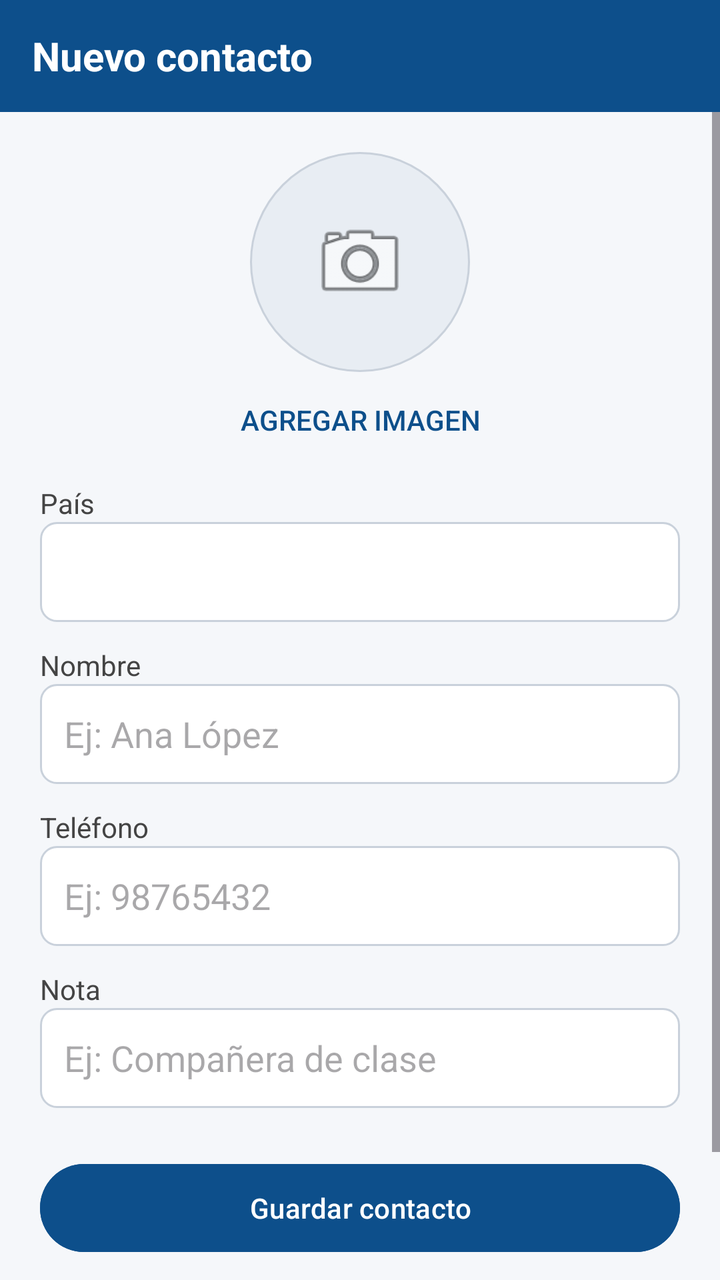
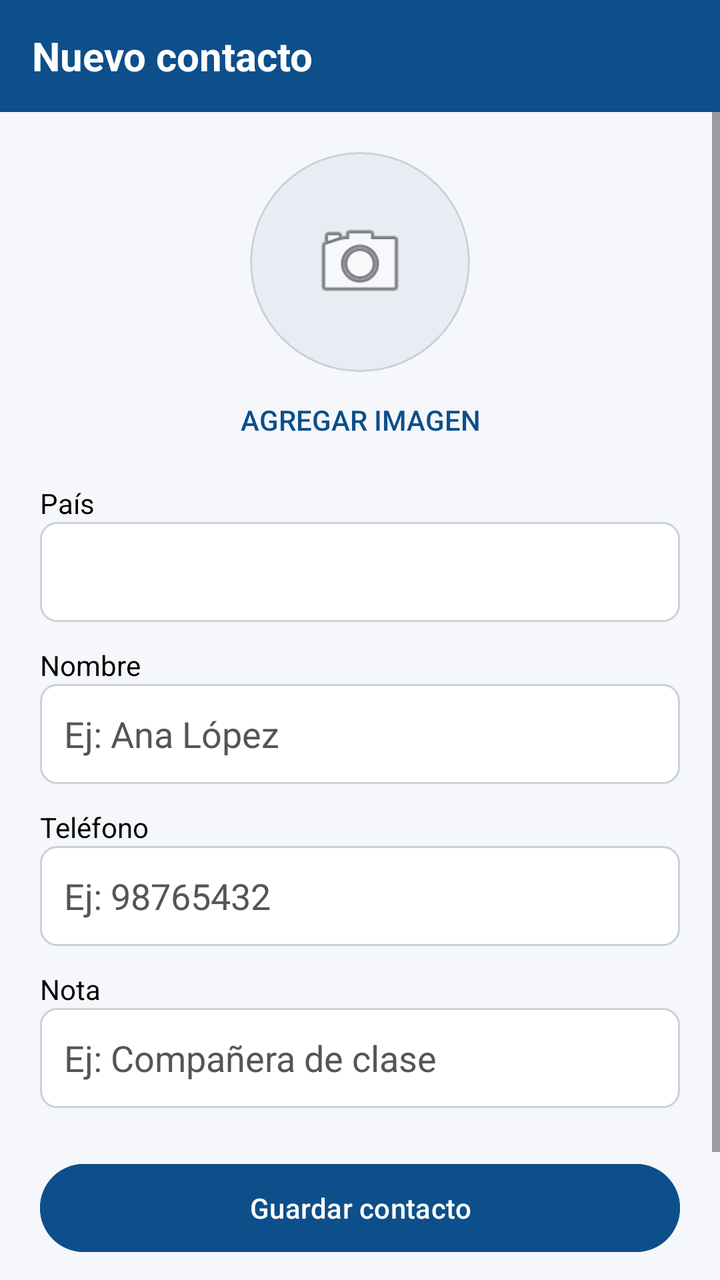

Compare the two renders of this Android layout. The source of the first and the diff that turns it into the second are given below.
<!-- AndroidManifest.xml: application theme Theme.GestionContactos -->
<!-- res/layout/activity_main.xml -->
<?xml version="1.0" encoding="utf-8"?>
<LinearLayout xmlns:android="http://schemas.android.com/apk/res/android"
    android:layout_width="match_parent"
    android:layout_height="match_parent"
    android:orientation="vertical"
    android:background="#F5F7FA">

    <TextView
        android:layout_width="match_parent"
        android:layout_height="56dp"
        android:background="#0D4F8B"
        android:gravity="center_vertical"
        android:paddingStart="16dp"
        android:text="Nuevo contacto"
        android:textColor="#FFFFFF"
        android:textSize="20sp"
        android:textStyle="bold" />

    <ScrollView
        android:layout_width="match_parent"
        android:layout_height="match_parent">

        <LinearLayout
            android:layout_width="match_parent"
            android:layout_height="wrap_content"
            android:orientation="vertical"
            android:padding="20dp">

            <ImageView
                android:id="@+id/imgContacto"
                android:layout_width="110dp"
                android:layout_height="110dp"
                android:layout_gravity="center_horizontal"
                android:background="@drawable/bg_circulo"
                android:padding="30dp"
                android:scaleType="centerCrop"
                android:src="@android:drawable/ic_menu_camera" />

            <Button
                android:id="@+id/btnImagen"
                style="?android:attr/borderlessButtonStyle"
                android:layout_width="wrap_content"
                android:layout_height="wrap_content"
                android:layout_gravity="center_horizontal"
                android:text="Agregar imagen"
                android:textColor="#0D4F8B" />

            <TextView
                android:layout_width="wrap_content"
                android:layout_height="wrap_content"
                android:layout_marginTop="8dp"
                android:text="País"
                android:textColor="#444444" />

            <Spinner
                android:id="@+id/spPais"
                android:layout_width="match_parent"
                android:layout_height="50dp"
                android:background="@drawable/bg_campo" />

            <TextView
                android:layout_width="wrap_content"
                android:layout_height="wrap_content"
                android:layout_marginTop="12dp"
                android:text="Nombre"
                android:textColor="#444444" />

            <EditText
                android:id="@+id/etNombre"
                android:layout_width="match_parent"
                android:layout_height="50dp"
                android:background="@drawable/bg_campo"
                android:hint="Ej: Ana López"
                android:inputType="textPersonName"
                android:paddingHorizontal="12dp" />

            <TextView
                android:layout_width="wrap_content"
                android:layout_height="wrap_content"
                android:layout_marginTop="12dp"
                android:text="Teléfono"
                android:textColor="#444444" />

            <EditText
                android:id="@+id/etTelefono"
                android:layout_width="match_parent"
                android:layout_height="50dp"
                android:background="@drawable/bg_campo"
                android:hint="Ej: 98765432"
                android:inputType="phone"
                android:paddingHorizontal="12dp" />

            <TextView
                android:layout_width="wrap_content"
                android:layout_height="wrap_content"
                android:layout_marginTop="12dp"
                android:text="Nota"
                android:textColor="#444444" />

            <EditText
                android:id="@+id/etNota"
                android:layout_width="match_parent"
                android:layout_height="50dp"
                android:background="@drawable/bg_campo"
                android:hint="Ej: Compañera de clase"
                android:inputType="text"
                android:paddingHorizontal="12dp" />

            <Button
                android:id="@+id/btnGuardar"
                android:layout_width="match_parent"
                android:layout_height="52dp"
                android:layout_marginTop="24dp"
                android:backgroundTint="#0D4F8B"
                android:text="Guardar contacto"
                android:textColor="#FFFFFF" />

            <Button
                android:id="@+id/btnVer"
                android:layout_width="match_parent"
                android:layout_height="52dp"
                android:layout_marginTop="10dp"
                android:backgroundTint="#FFFFFF"
                android:text="Ver contactos"
                android:textColor="#0D4F8B" />

        </LinearLayout>
    </ScrollView>
</LinearLayout>
<!-- resources referenced by this layout -->
<resources>
  <!-- drawable bg_campo (drawable) -->
  <?xml version="1.0" encoding="utf-8"?>
  <shape xmlns:android="http://schemas.android.com/apk/res/android"
      android:shape="rectangle">
      <solid android:color="#FFFFFF" />
      <stroke android:width="1dp" android:color="#C9D1DB" />
      <corners android:radius="8dp" />
  </shape>
  <!-- drawable bg_circulo (drawable) -->
  <?xml version="1.0" encoding="utf-8"?>
  <shape xmlns:android="http://schemas.android.com/apk/res/android"
      android:shape="oval">
      <solid android:color="#E8EDF3" />
      <stroke android:width="1dp" android:color="#C9D1DB" />
  </shape>
  <style name="Theme.GestionContactos" parent="Base.Theme.GestionContactos" />
  <style name="Base.Theme.GestionContactos" parent="Theme.Material3.DayNight.NoActionBar">
          
          
      </style>
</resources>

<!-- the commit's change to res/layout/activity_main.xml (unified diff, before → after) -->
@@ -32,9 +32,12 @@
                 android:layout_height="110dp"
                 android:layout_gravity="center_horizontal"
                 android:background="@drawable/bg_circulo"
+                android:clipToOutline="true"
                 android:padding="30dp"
                 android:scaleType="centerCrop"
-                android:src="@android:drawable/ic_menu_camera" />
+                android:src="@android:drawable/ic_menu_camera"
+                />
+
 
             <Button
                 android:id="@+id/btnImagen"
@@ -50,7 +53,7 @@
                 android:layout_height="wrap_content"
                 android:layout_marginTop="8dp"
                 android:text="País"
-                android:textColor="#444444" />
+                android:textColor="#000000" />
 
             <Spinner
                 android:id="@+id/spPais"
@@ -63,7 +66,7 @@
                 android:layout_height="wrap_content"
                 android:layout_marginTop="12dp"
                 android:text="Nombre"
-                android:textColor="#444444" />
+                android:textColor="#000000" />
 
             <EditText
                 android:id="@+id/etNombre"
@@ -72,14 +75,16 @@
                 android:background="@drawable/bg_campo"
                 android:hint="Ej: Ana López"
                 android:inputType="textPersonName"
-                android:paddingHorizontal="12dp" />
+                android:paddingHorizontal="12dp"
+                android:textColor="#000000"
+                android:textColorHint="#555555" />
 
             <TextView
                 android:layout_width="wrap_content"
                 android:layout_height="wrap_content"
                 android:layout_marginTop="12dp"
                 android:text="Teléfono"
-                android:textColor="#444444" />
+                android:textColor="#000000" />
 
             <EditText
                 android:id="@+id/etTelefono"
@@ -88,14 +93,16 @@
                 android:background="@drawable/bg_campo"
                 android:hint="Ej: 98765432"
                 android:inputType="phone"
-                android:paddingHorizontal="12dp" />
+                android:paddingHorizontal="12dp"
+                android:textColor="#000000"
+                android:textColorHint="#555555" />
 
             <TextView
                 android:layout_width="wrap_content"
                 android:layout_height="wrap_content"
                 android:layout_marginTop="12dp"
                 android:text="Nota"
-                android:textColor="#444444" />
+                android:textColor="#000000" />
 
             <EditText
                 android:id="@+id/etNota"
@@ -104,7 +111,9 @@
                 android:background="@drawable/bg_campo"
                 android:hint="Ej: Compañera de clase"
                 android:inputType="text"
-                android:paddingHorizontal="12dp" />
+                android:paddingHorizontal="12dp"
+                android:textColor="#000000"
+                android:textColorHint="#555555" />
 
             <Button
                 android:id="@+id/btnGuardar"
